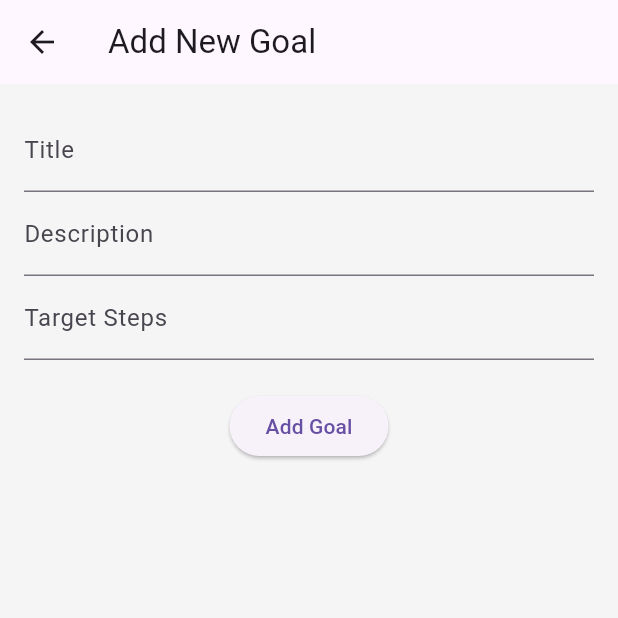
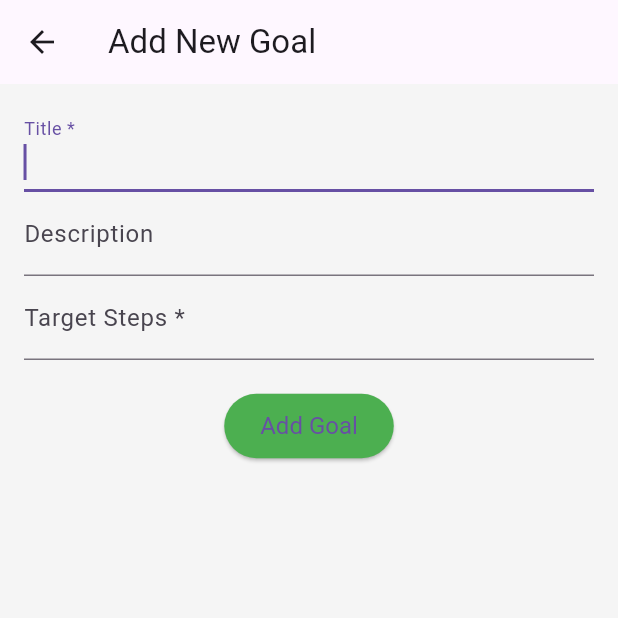
Before and after one commit to preethipoojary/flutter_fittness_goals_tracker, a Flutter app: the screen it shows after launch, after a tap on the "add" icon, on a phone screen of 412 x 824 dp, the top half of it. Run offline on Flutter 3.47's test engine with Material 3 defaults, Android fonts, the light colour scheme and no system bars.

Commit message:
Updated AddGoalScreen with validation and added README description

```diff
--- a/lib/add_goal_screen.dart
+++ b/lib/add_goal_screen.dart
@@ -24,30 +24,53 @@ class _AddGoalScreenState extends State<AddGoalScreen> {
         child: Column(children: [
           TextField(
             controller: titleController,
-            decoration: InputDecoration(labelText: 'Title'),
+            decoration: InputDecoration(labelText: 'Title *'),
+            textInputAction: TextInputAction.next,
+            autofocus: true,
           ),
           TextField(
             controller: descriptionController,
             decoration: InputDecoration(labelText: 'Description'),
+            textInputAction: TextInputAction.next,
           ),
           TextField(
             controller: targetController,
-            decoration: InputDecoration(labelText: 'Target Steps'),
+            decoration: InputDecoration(labelText: 'Target Steps *'),
             keyboardType: TextInputType.number,
           ),
           SizedBox(height: 20),
           ElevatedButton(
             onPressed: () {
+              String title = titleController.text.trim();
+              String description = descriptionController.text.trim();
+              int? target = int.tryParse(targetController.text.trim());
+
+              if (title.isEmpty || target == null || target <= 0) {
+                ScaffoldMessenger.of(context).showSnackBar(
+                  SnackBar(
+                    content: Text('Please enter a valid title and steps > 0'),
+                    backgroundColor: Colors.red,
+                  ),
+                );
+                return;
+              }
+
               final goal = Goal(
-                title: titleController.text,
-                description: descriptionController.text,
+                title: title,
+                description: description,
                 progress: 0,
-                target: int.tryParse(targetController.text) ?? 0,
+                target: target,
               );
+
               widget.onAdd(goal);
               Navigator.pop(context);
             },
             child: Text('Add Goal'),
+            style: ElevatedButton.styleFrom(
+              backgroundColor: Colors.green,
+              padding: EdgeInsets.symmetric(horizontal: 24, vertical: 12),
+              textStyle: TextStyle(fontSize: 16),
+            ),
           ),
         ]),
       ),
```
